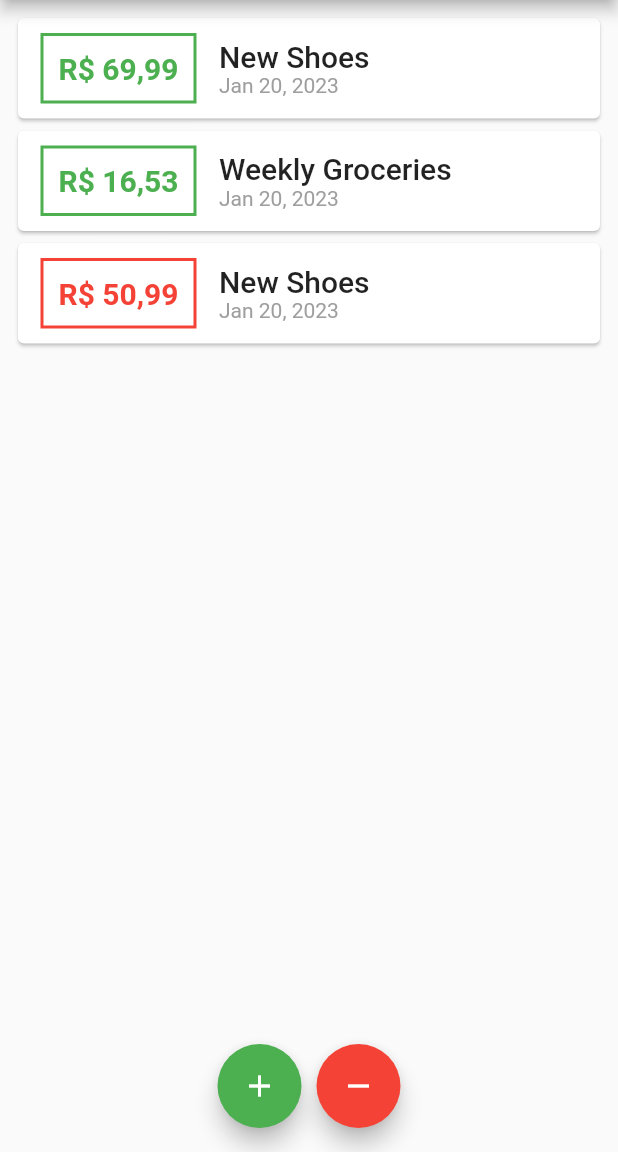
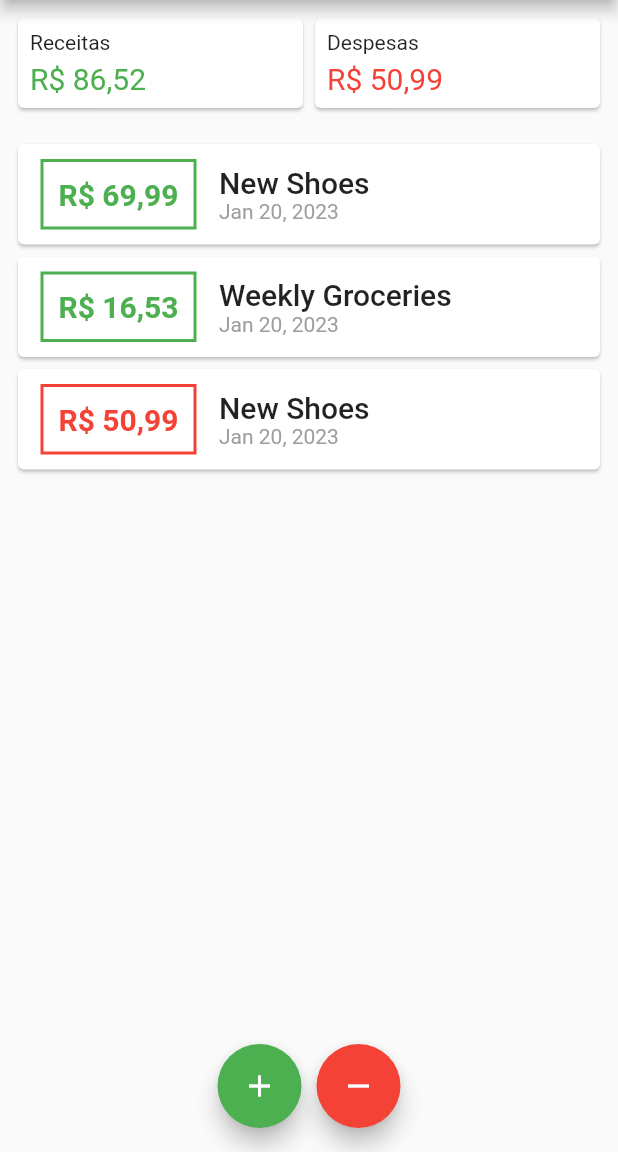
Before and after one commit to this-is-allan/bolso_flutter, a Flutter app: the screen it shows after launch, on a phone screen of 412 x 824 dp, the part 84-1236 px from its top. Run offline on Flutter 3.47's test engine with Material 2 defaults, Android fonts, the phone set to English and light mode, and no system bars; our stand-ins replace currency_text_input_formatter.

Commit message:
feat: widget with total amount

```diff
--- /dev/null
+++ b/lib/helpers/utils.dart
@@ -0,0 +1,20 @@
+import 'dart:ui';
+
+import 'package:flutter/material.dart';
+import 'package:intl/intl.dart';
+
+import '../models/transaction.dart';
+
+String amountFormatted(double value) => NumberFormat.currency(
+      locale: 'pt_BR',
+      symbol: 'R\$',
+      decimalDigits: 2,
+    ).format(value);
+
+Color getTypeColor(TransactionType transactionType) {
+  if (transactionType == TransactionType.income) {
+    return Colors.green;
+  }
+
+  return Colors.red;
+}
--- a/lib/screens/dashboard_screen.dart
+++ b/lib/screens/dashboard_screen.dart
@@ -1,5 +1,6 @@
 import 'dart:developer';
 
+import 'package:bolso_taller/widgets/transaction_amount_card.dart';
 import 'package:bolso_taller/widgets/transaction_form.dart';
 import 'package:flutter/material.dart';
 
@@ -39,24 +40,23 @@ class _DashboardScreenState extends State<DashboardScreen> {
   ];
 
   void _addNewTransaction(
-      String txTitle, double txAmount, TransactionType transactionType) {
-    final newTx = TransactionModel(
+      String title, double amount, TransactionType transactionType) {
+    final newTransaction = TransactionModel(
       id: DateTime.now().millisecondsSinceEpoch,
-      title: txTitle,
-      amount: txAmount,
+      title: title,
+      amount: amount,
       date: DateTime.now(),
       transactionType: transactionType,
     );
 
     setState(() {
-      transactions.add(newTx);
+      transactions.add(newTransaction);
     });
 
     log('New transaction added');
   }
 
-  void _startAddNewTransaction(
-      BuildContext ctx, TransactionType transactionType) {
+  void _createTransaction(BuildContext ctx, TransactionType transactionType) {
     showModalBottomSheet(
       context: ctx,
       builder: (_) {
@@ -67,6 +67,20 @@ class _DashboardScreenState extends State<DashboardScreen> {
     );
   }
 
+  double get totalOutcomes {
+    return transactions
+        .where((transaction) =>
+            transaction.transactionType == TransactionType.outcome)
+        .fold(0.0, (sum, transaction) => sum + transaction.amount);
+  }
+
+  double get totalIncomes {
+    return transactions
+        .where((transaction) =>
+            transaction.transactionType == TransactionType.income)
+        .fold(0.0, (sum, transaction) => sum + transaction.amount);
+  }
+
   @override
   Widget build(BuildContext context) {
     return Scaffold(
@@ -75,7 +89,20 @@ class _DashboardScreenState extends State<DashboardScreen> {
       ),
       body: Column(
         children: [
-          // Chart(),
+          Padding(
+            padding: const EdgeInsets.all(8.0),
+            child: Row(
+              mainAxisAlignment: MainAxisAlignment.spaceBetween,
+              children: [
+                TransactionAmountCard(
+                    amount: totalIncomes,
+                    transactionType: TransactionType.income),
+                TransactionAmountCard(
+                    amount: totalOutcomes,
+                    transactionType: TransactionType.outcome),
+              ],
+            ),
+          ),
           Expanded(
             child: TransactionList(transactions: transactions),
           ),
@@ -87,14 +114,14 @@ class _DashboardScreenState extends State<DashboardScreen> {
         children: [
           FloatingActionButton(
             onPressed: () =>
-                _startAddNewTransaction(context, TransactionType.income),
+                _createTransaction(context, TransactionType.income),
             backgroundColor: Colors.green,
             child: const Icon(Icons.add),
           ),
           const SizedBox(width: 10),
           FloatingActionButton(
             onPressed: () =>
-                _startAddNewTransaction(context, TransactionType.outcome),
+                _createTransaction(context, TransactionType.outcome),
             backgroundColor: Colors.red,
             child: const Icon(Icons.remove),
           ),
--- /dev/null
+++ b/lib/widgets/transaction_amount_card.dart
@@ -0,0 +1,37 @@
+import 'package:flutter/material.dart';
+
+import '../helpers/utils.dart';
+import '../models/transaction.dart';
+
+class TransactionAmountCard extends StatelessWidget {
+  final double amount;
+  final TransactionType transactionType;
+
+  const TransactionAmountCard(
+      {super.key, required this.amount, required this.transactionType});
+
+  @override
+  Widget build(BuildContext context) {
+    return Expanded(
+      child: Card(
+        child: Padding(
+          padding: const EdgeInsets.all(8.0),
+          child: Column(
+            crossAxisAlignment: CrossAxisAlignment.start,
+            children: [
+              Text(transactionType == TransactionType.income
+                  ? 'Receitas'
+                  : 'Despesas'),
+              const SizedBox(height: 5),
+              Text(
+                amountFormatted(amount),
+                style: TextStyle(
+                    color: getTypeColor(transactionType), fontSize: 20),
+              ),
+            ],
+          ),
+        ),
+      ),
+    );
+  }
+}
--- a/lib/widgets/transaction_list.dart
+++ b/lib/widgets/transaction_list.dart
@@ -1,20 +1,13 @@
 import 'package:flutter/material.dart';
 import 'package:intl/intl.dart';
 
+import '../helpers/utils.dart';
 import '../models/transaction.dart';
 
 class TransactionList extends StatelessWidget {
   final List<TransactionModel> transactions;
 
   const TransactionList({super.key, required this.transactions});
-
-  Color getTypeColor(TransactionType transactionType) {
-    if (transactionType == TransactionType.income) {
-      return Colors.green;
-    }
-
-    return Colors.red;
-  }
 
   @override
   Widget build(BuildContext context) {
--- a/pubspec.yaml
+++ b/pubspec.yaml
@@ -38,6 +38,7 @@ dependencies:
   intl: ^0.18.0
   extended_masked_text: ^2.3.1
   currency_text_input_formatter: ^2.1.8
+  syncfusion_flutter_charts: ^20.4.44
 
 dependency_overrides:
   intl: ^0.18.0
```
Also changed, not shown: pubspec.lock.
